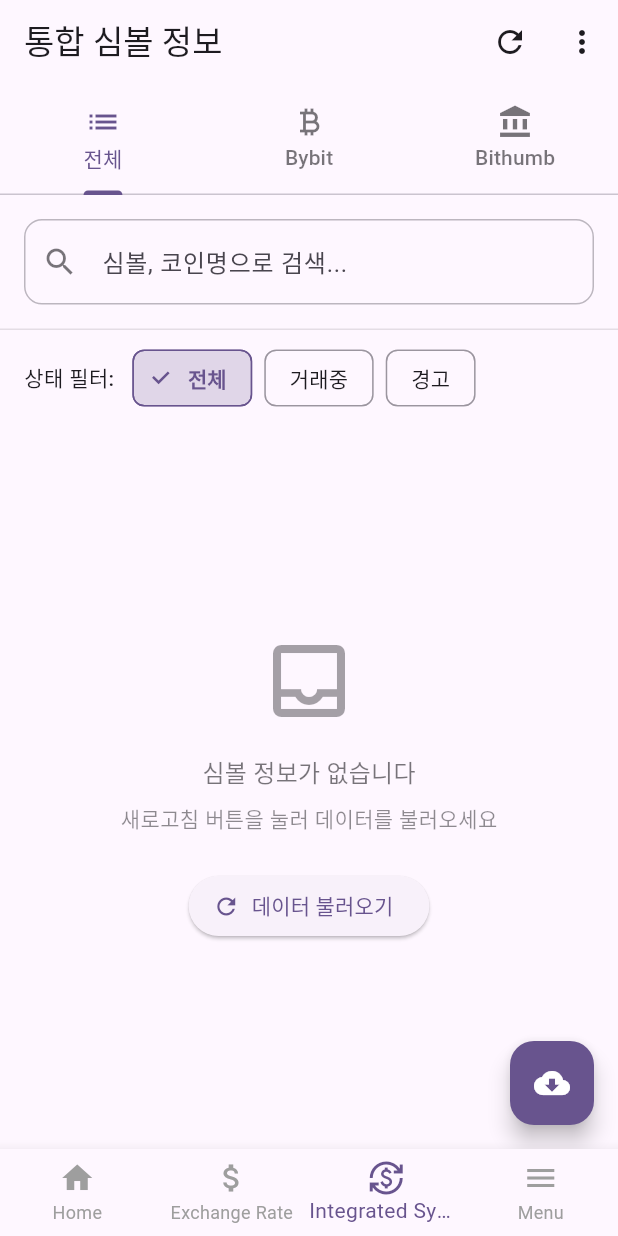
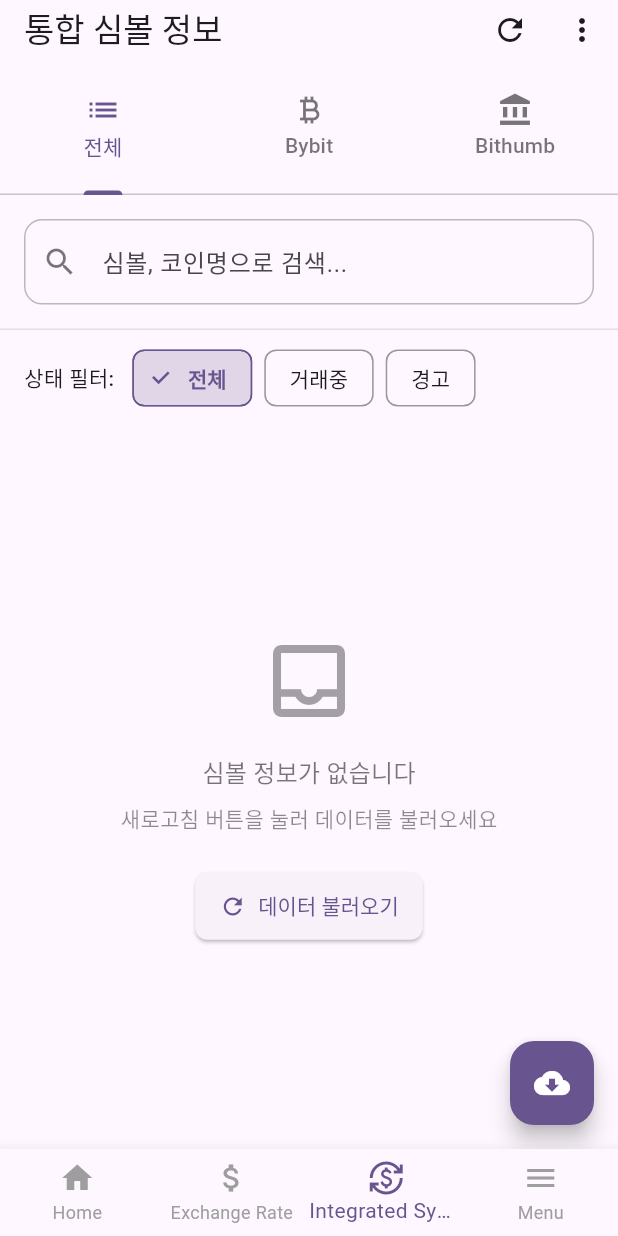
Before and after one commit to DAAC-A00/finow, a Flutter app: the screen it shows after launch, item 3 of the bottom bar chosen, on a phone screen of 412 x 824 dp. Run offline on Flutter 3.47's test engine with Material 3 defaults, Android fonts, the phone set to English and light mode, and no system bars; our stand-ins replace dio, flutter_riverpod, fluttertoast, go_router, hive, hive_flutter and 1 more; accounts and stored records are empty; network calls fail.

Commit message:
feat: 테마 시스템 개편 및 UI 스케일링 가이드 추가

```diff
--- a/lib/main.dart
+++ b/lib/main.dart
@@ -68,15 +68,8 @@ class MyApp extends ConsumerWidget {
 
     return MaterialApp.router(
       title: 'Finow',
-      theme: ThemeData(
-        colorScheme: ColorScheme.fromSeed(seedColor: Colors.deepPurple),
-        brightness: Brightness.light,
-      ),
-      darkTheme: ThemeData(
-        colorScheme: ColorScheme.fromSeed(
-            seedColor: Colors.deepPurple, brightness: Brightness.dark),
-        brightness: Brightness.dark,
-      ),
+      theme: AppTheme.getLightTheme(fontSizeOption.scale),
+      darkTheme: AppTheme.getDarkTheme(fontSizeOption.scale),
       themeMode: themeMode,
       routerConfig: goRouter,
       builder: (context, child) {
--- a/lib/theme_provider.dart
+++ b/lib/theme_provider.dart
@@ -1,4 +1,3 @@
-
 import 'package:finow/features/storage_viewer/local_storage_service.dart';
 import 'package:flutter/material.dart';
 import 'package:flutter_riverpod/flutter_riverpod.dart';
@@ -11,16 +10,80 @@ class ThemeModeNotifier extends Notifier<ThemeMode> {
   @override
   ThemeMode build() {
     final localStorage = ref.watch(localStorageServiceProvider);
-    // Hive에서 저장된 테마 모드 값을 읽어옵니다. 기본값은 ThemeMode.system의 이름입니다.
     final themeName = localStorage.read<String>(_themeModeKey) ?? ThemeMode.system.name;
-    // String을 ThemeMode enum으로 변환하여 반환합니다. 유효하지 않은 값이면 ThemeMode.system으로 폴백합니다.
     return ThemeMode.values.firstWhere((e) => e.name == themeName, orElse: () => ThemeMode.system);
   }
 
   void setThemeMode(ThemeMode mode) {
     final localStorage = ref.read(localStorageServiceProvider);
-    // 새로운 테마 모드를 Hive에 저장합니다.
     localStorage.write(_themeModeKey, mode.name);
     state = mode;
   }
 }
+
+class AppTheme {
+  static ThemeData getLightTheme(double scale) {
+    final baseTheme = ThemeData(
+      colorScheme: ColorScheme.fromSeed(seedColor: Colors.deepPurple, brightness: Brightness.light),
+      brightness: Brightness.light,
+    );
+    return _getScaledTheme(baseTheme, scale);
+  }
+
+  static ThemeData getDarkTheme(double scale) {
+    final baseTheme = ThemeData(
+      colorScheme: ColorScheme.fromSeed(seedColor: Colors.deepPurple, brightness: Brightness.dark),
+      brightness: Brightness.dark,
+    );
+    return _getScaledTheme(baseTheme, scale);
+  }
+
+  static ThemeData _getScaledTheme(ThemeData baseTheme, double scale) {
+    return baseTheme.copyWith(
+      cardTheme: baseTheme.cardTheme.copyWith(
+        elevation: 2.0,
+        margin: EdgeInsets.symmetric(horizontal: 16.0 * scale, vertical: 6.0 * scale),
+        shape: RoundedRectangleBorder(
+          borderRadius: BorderRadius.circular(8.0 * scale),
+        ),
+      ),
+      listTileTheme: baseTheme.listTileTheme.copyWith(
+        contentPadding: EdgeInsets.symmetric(horizontal: 16.0 * scale, vertical: 8.0 * scale),
+        horizontalTitleGap: 16.0 * scale,
+      ),
+      elevatedButtonTheme: ElevatedButtonThemeData(
+        style: ElevatedButton.styleFrom(
+          padding: EdgeInsets.symmetric(horizontal: 16 * scale, vertical: 12 * scale),
+          textStyle: baseTheme.textTheme.labelLarge,
+          shape: RoundedRectangleBorder(
+            borderRadius: BorderRadius.circular(8 * scale),
+          ),
+        ),
+      ),
+      outlinedButtonTheme: OutlinedButtonThemeData(
+        style: OutlinedButton.styleFrom(
+          padding: EdgeInsets.symmetric(horizontal: 16 * scale, vertical: 12 * scale),
+          textStyle: baseTheme.textTheme.labelLarge,
+          shape: RoundedRectangleBorder(
+            borderRadius: BorderRadius.circular(8 * scale),
+          ),
+        ),
+      ),
+      textButtonTheme: TextButtonThemeData(
+        style: TextButton.styleFrom(
+          padding: EdgeInsets.symmetric(horizontal: 16 * scale, vertical: 12 * scale),
+          textStyle: baseTheme.textTheme.labelLarge,
+          shape: RoundedRectangleBorder(
+            borderRadius: BorderRadius.circular(8 * scale),
+          ),
+        ),
+      ),
+      iconTheme: baseTheme.iconTheme.copyWith(
+        size: 24.0 * scale,
+      ),
+      tabBarTheme: baseTheme.tabBarTheme.copyWith(
+        labelPadding: EdgeInsets.symmetric(horizontal: 16.0 * scale, vertical: 8.0 * scale),
+      ),
+    );
+  }
+}
```
Also changed, not shown: lib/features/ui_guide/widgets/theme_guide_widget.dart (+47 -0 lines), lib/ui_scale_provider.dart (+214 -0 lines), 4 other files.
